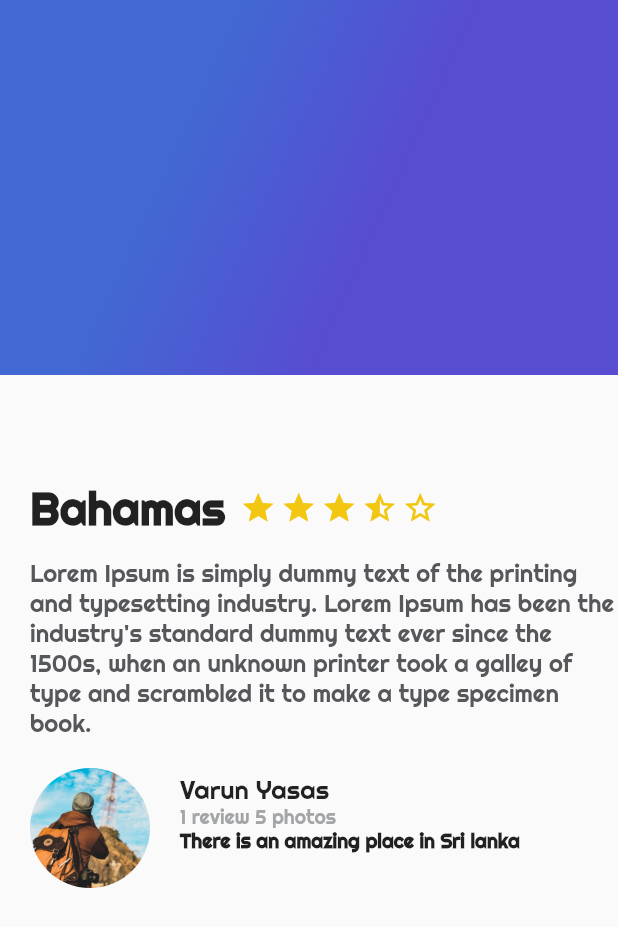
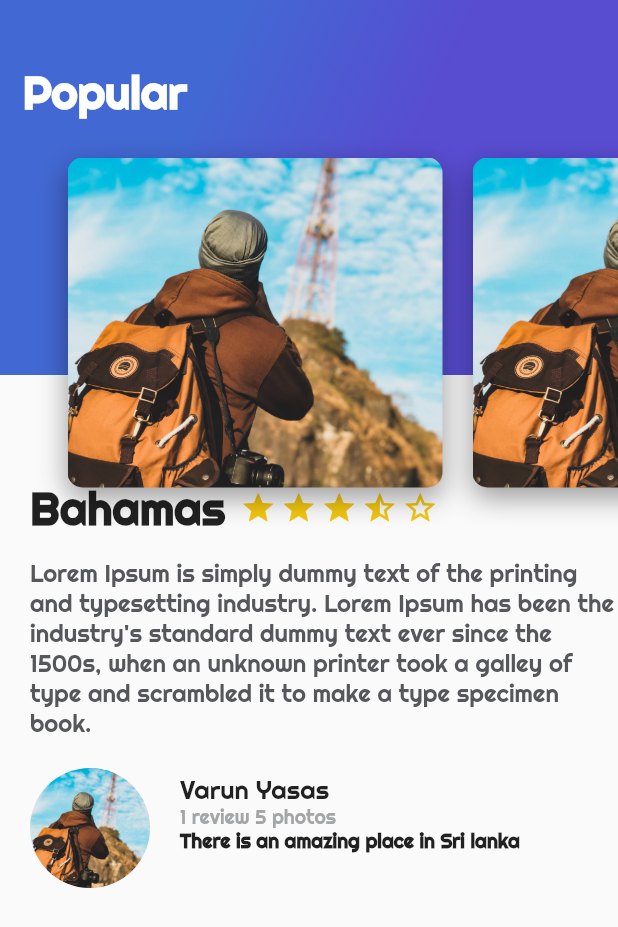
Before and after one commit to darioriverat/flutter_platzi, a Flutter app: the screen it shows after launch, on a phone screen of 412 x 824 dp. Shown: the top 927 px of the screen. Run offline on Flutter 3.47's test engine with Material 2 defaults, Android fonts, the phone set to English and light mode, and no system bars.

Commit message:
feat: add horizontal image list

```diff
--- /dev/null
+++ b/lib/card_image.dart
@@ -0,0 +1,36 @@
+import 'package:flutter/material.dart';
+
+class CardImage extends StatelessWidget {
+  String pathImage = 'assets/img/traveling.jpg';
+
+  CardImage(this.pathImage);
+
+  @override
+  Widget build(BuildContext context) {
+    final card = Container(
+      height: 350,
+      width: 250,
+      margin: EdgeInsets.only(
+        top: 80,
+        left: 20,
+      ),
+      decoration: BoxDecoration(
+        image: DecorationImage(
+          fit: BoxFit.cover,
+          image: AssetImage(pathImage)
+        ),
+        borderRadius: BorderRadius.all(Radius.circular(10)),
+        shape: BoxShape.rectangle,
+        boxShadow: [
+          BoxShadow(
+              color: Colors.black38,
+              blurRadius: 15,
+              offset: Offset(0, 7)
+          )
+        ],
+      ),
+    );
+
+    return card;
+  }
+}
--- /dev/null
+++ b/lib/card_image_list.dart
@@ -0,0 +1,22 @@
+import 'package:flutter/material.dart';
+import 'card_image.dart';
+
+class CardImageList extends StatelessWidget {
+  @override
+  Widget build(BuildContext context) {
+    return Container(
+      height: 350,
+      child: ListView(
+        padding: EdgeInsets.all(25),
+        scrollDirection: Axis.horizontal,
+        children: [
+          CardImage('assets/img/traveling.jpg'),
+          CardImage('assets/img/traveling.jpg'),
+          CardImage('assets/img/traveling.jpg'),
+          CardImage('assets/img/traveling.jpg'),
+          CardImage('assets/img/traveling.jpg'),
+        ],
+      ),
+    );
+  }
+}
--- a/lib/gradient_back.dart
+++ b/lib/gradient_back.dart
@@ -1,5 +1,11 @@
 import 'package:flutter/material.dart';
+
 class GradientBack extends StatelessWidget {
+
+  String title;
+
+  GradientBack(this.title);
+
   @override
   Widget build(BuildContext context) {
     return Container(
@@ -16,6 +22,16 @@ class GradientBack extends StatelessWidget {
           tileMode: TileMode.clamp
         )
       ),
+      child: Text(
+        title,
+        style: TextStyle(
+          color: Colors.white,
+          fontSize: 30,
+          fontFamily: 'Righteous',
+          fontWeight: FontWeight.bold,
+        ),
+      ),
+      alignment: Alignment(-0.9, -0.6),
     );
   }
 }
--- /dev/null
+++ b/lib/header.dart
@@ -0,0 +1,15 @@
+import 'package:flutter/material.dart';
+import 'package:platzi_reto/card_image_list.dart';
+import 'gradient_back.dart';
+
+class Header extends StatelessWidget {
+  @override
+  Widget build(BuildContext context) {
+    return Stack(
+      children: [
+        GradientBack('Popular'),
+        CardImageList()
+      ],
+    );
+  }
+}
--- a/lib/main.dart
+++ b/lib/main.dart
@@ -1,6 +1,7 @@
 import 'package:flutter/material.dart';
 import 'package:platzi_reto/description_place.dart';
 import 'package:platzi_reto/gradient_back.dart';
+import 'package:platzi_reto/header.dart';
 import 'package:platzi_reto/review.dart';
 import 'package:platzi_reto/review_list.dart';
 
@@ -25,7 +26,7 @@ class Home extends StatelessWidget {
               ReviewList(),
             ],
           ),
-          GradientBack(),
+          Header()
         ],
       )
     );
```
